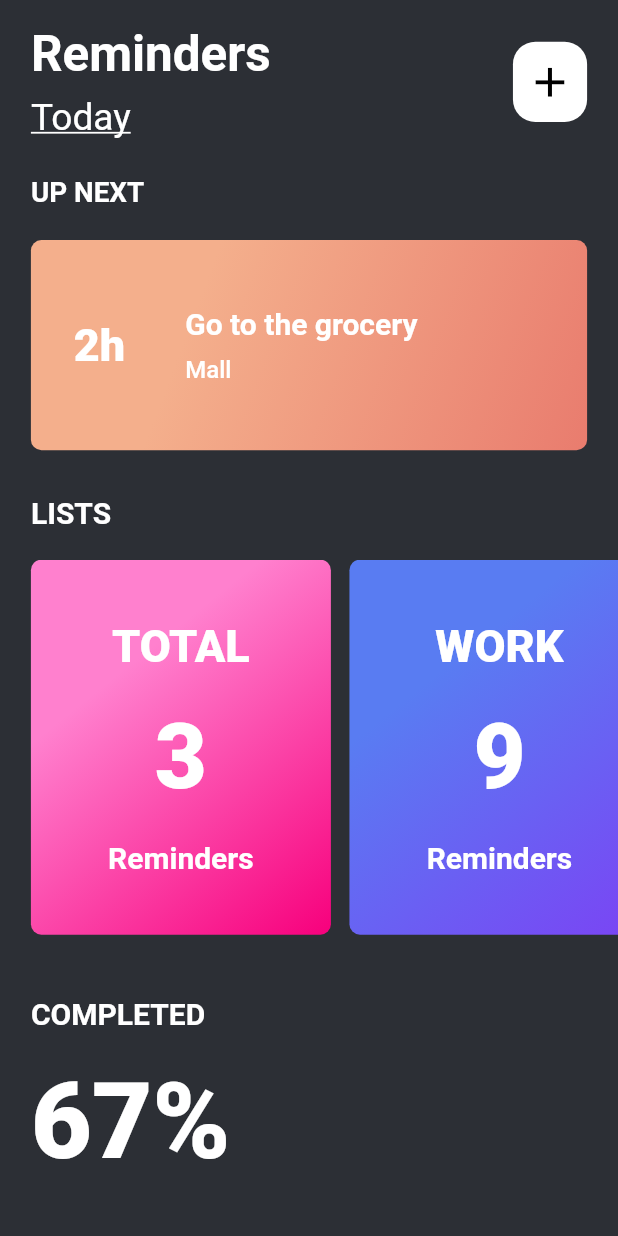
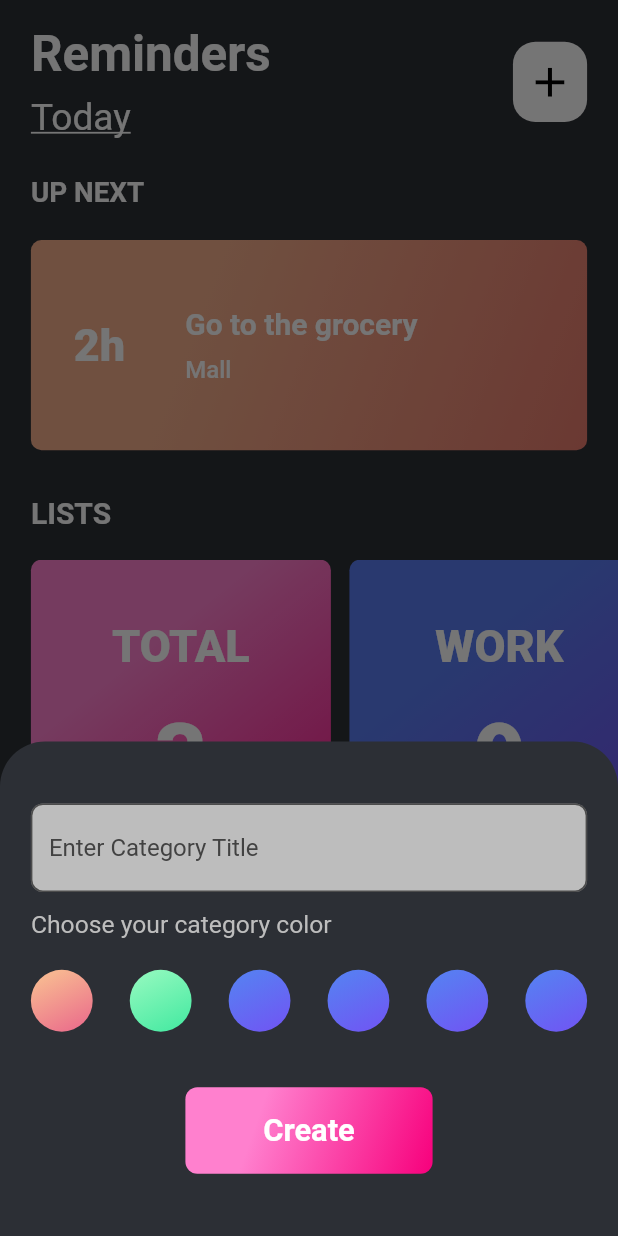
Before and after one commit to Caculuz-cinks/Flutter-Reminder-App, a Flutter app: the screen it shows after launch, after a tap on the "add" icon, on a phone screen of 412 x 824 dp. Run offline on Flutter 3.47's test engine with Material 2 defaults, Android fonts, the phone set to English and light mode, and no system bars.

Commit message:
chore: add category screen

```diff
--- a/lib/main.dart
+++ b/lib/main.dart
@@ -20,6 +20,9 @@ class MaterialAPP extends StatelessWidget {
   @override
   Widget build(BuildContext context) {
     return MaterialApp(
+      theme: ThemeData(
+        canvasColor: Colors.transparent,
+      ),
       debugShowCheckedModeBanner: false,
       title: "RemindMe",
       routes: RouteNames.routes,
--- /dev/null
+++ b/lib/ui/reusable/color_circles.dart
@@ -0,0 +1,29 @@
+import 'package:Todo/ui/responsiveness/size_config.dart';
+import 'package:flutter/material.dart';
+
+class ColorCircles extends StatelessWidget {
+  final Color firstColor;
+  final Color secondColor;
+  ColorCircles({this.firstColor, this.secondColor});
+  @override
+  Widget build(BuildContext context) {
+    return Container(
+      height: Config.yMargin(context, 10),
+      width: Config.xMargin(context, 10),
+      decoration: BoxDecoration(
+        shape: BoxShape.circle,
+        gradient: LinearGradient(
+            end: Alignment.bottomRight,
+            begin: Alignment.topLeft,
+            stops: [
+              0.3,
+              1.0
+            ],
+            colors: [
+              firstColor,
+              secondColor,
+            ]),
+      ),
+    );
+  }
+}
--- a/lib/ui/views/add_category.dart
+++ b/lib/ui/views/add_category.dart
@@ -1,8 +1,140 @@
+import 'package:Todo/ui/responsiveness/size_config.dart';
+import 'package:Todo/ui/reusable/color_circles.dart';
 import 'package:flutter/material.dart';
 
 class AddCategory extends StatelessWidget {
   @override
   Widget build(BuildContext context) {
-    return Container();
+    final widthOfScreen = MediaQuery.of(context).size.width;
+    return Container(
+        decoration: BoxDecoration(
+          color: Color(0xff2C2F35),
+          borderRadius: new BorderRadius.only(
+            topLeft: const Radius.circular(30.0),
+            topRight: const Radius.circular(30.0),
+          ),
+        ),
+        height: Config.yMargin(context, 40),
+        width: widthOfScreen,
+        child: Padding(
+          padding: EdgeInsets.symmetric(
+            horizontal: Config.xMargin(context, 5),
+          ),
+          child: Column(
+            crossAxisAlignment: CrossAxisAlignment.start,
+            children: [
+              SizedBox(
+                height: Config.yMargin(context, 5),
+              ),
+              TextField(
+                decoration: InputDecoration(
+                    border: OutlineInputBorder(
+                      borderRadius: BorderRadius.all(
+                        Radius.circular(8),
+                      ),
+                    ),
+                    filled: true,
+                    hintStyle: TextStyle(
+                      color: Colors.grey[800],
+                    ),
+                    hintText: 'Enter Category Title',
+                    fillColor: Colors.grey[400]),
+              ),
+              SizedBox(
+                height: Config.yMargin(context, 1.5),
+              ),
+              Text(
+                'Choose your category color',
+                style: TextStyle(
+                  color: Colors.grey[400],
+                  fontSize: Config.textSize(context, 4),
+                ),
+              ),
+              // SizedBox(
+              //   height: Config.yMargin(context, 0.5),
+              // ),
+              Row(
+                children: [
+                  ColorCircles(
+                    firstColor: Color(0xffF7B591),
+                    secondColor: Color(0xffE44788),
+                  ),
+                  SizedBox(
+                    width: Config.xMargin(context, 6),
+                  ),
+                  ColorCircles(
+                    firstColor: Color(0xff8AF7BB),
+                    secondColor: Color(0xff24E395),
+                  ),
+                  SizedBox(
+                    width: Config.xMargin(context, 6),
+                  ),
+                  ColorCircles(
+                    firstColor: Color(0xff597CF2),
+                    secondColor: Color(0xff7B43F4),
+                  ),
+                  SizedBox(
+                    width: Config.xMargin(context, 6),
+                  ),
+                  ColorCircles(
+                    firstColor: Color(0xff597CF2),
+                    secondColor: Color(0xff7B43F4),
+                  ),
+                  SizedBox(
+                    width: Config.xMargin(context, 6),
+                  ),
+                  ColorCircles(
+                    firstColor: Color(0xff597CF2),
+                    secondColor: Color(0xff7B43F4),
+                  ),
+                  SizedBox(
+                    width: Config.xMargin(context, 6),
+                  ),
+                  ColorCircles(
+                    firstColor: Color(0xff597CF2),
+                    secondColor: Color(0xff7B43F4),
+                  ),
+                ],
+              ),
+              SizedBox(
+                height: Config.yMargin(context, 2),
+              ),
+              Center(
+                child: Container(
+                  decoration: BoxDecoration(
+                    borderRadius: BorderRadius.all(
+                      Radius.circular(8),
+                    ),
+                    gradient: LinearGradient(
+                        end: Alignment.bottomRight,
+                        begin: Alignment.topLeft,
+                        stops: [
+                          0.3,
+                          1.0
+                        ],
+                        colors: [
+                          Color(0xffFF80CE),
+                          Color(0xffF7007C),
+                        ]),
+                  ),
+                  height: Config.yMargin(context, 7),
+                  width: Config.xMargin(context, 40),
+                  child: Center(
+                    child: Text(
+                      'Create',
+                      style: TextStyle(
+                          fontWeight: FontWeight.w700,
+                          fontSize: Config.textSize(
+                            context,
+                            5,
+                          ),
+                          color: Colors.white),
+                    ),
+                  ),
+                ),
+              )
+            ],
+          ),
+        ));
   }
 }
--- a/lib/ui/views/home.dart
+++ b/lib/ui/views/home.dart
@@ -4,6 +4,7 @@ import 'package:Todo/ui/responsiveness/size_config.dart';
 import 'package:Todo/ui/reusable/category_card.dart';
 import 'package:Todo/ui/reusable/item_card.dart';
 import 'package:Todo/ui/reusable/open_category.dart';
+import 'package:Todo/ui/views/add_category.dart';
 import 'package:Todo/ui/views/category_view.dart';
 import 'package:flutter/material.dart';
 
@@ -54,7 +55,13 @@ class HomeScreen extends StatelessWidget {
                             ],
                           ),
                           GestureDetector(
-                            onTap: () {},
+                            onTap: () {
+                              showModalBottomSheet(
+                                  context: context,
+                                  builder: (BuildContext ontext) {
+                                    return AddCategory();
+                                  });
+                            },
                             child: Container(
                               height: Config.yMargin(context, 6.5),
                               width: Config.xMargin(context, 12),
```
